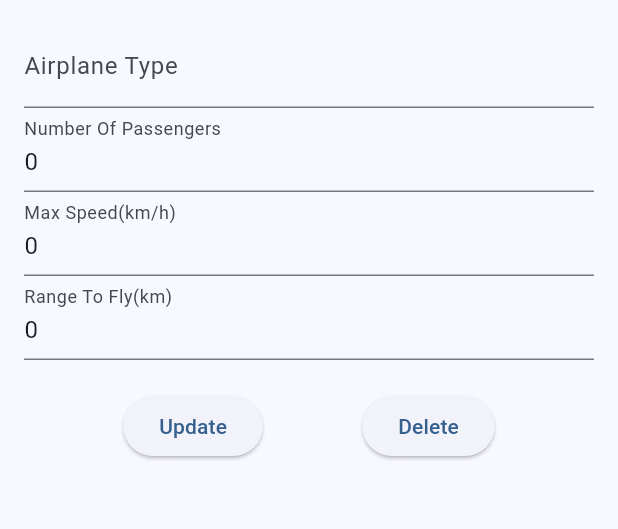
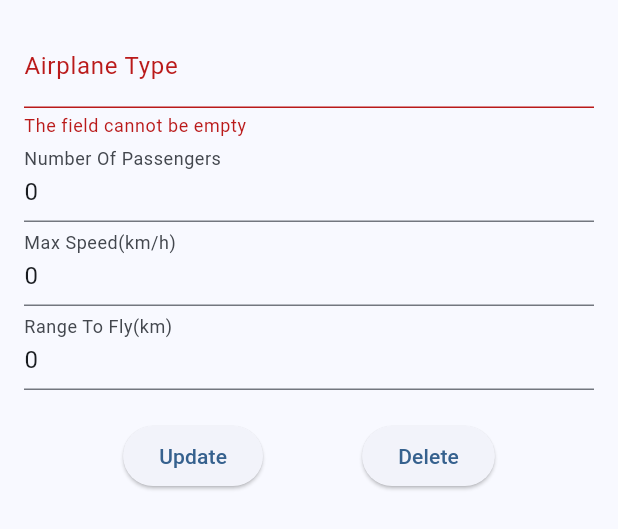
Before and after one commit to RyanRen2023/airline_management, a Flutter app: the AirplaneDetailView widget shown alone on an empty page, opened directly with empty values, after a tap on "Update", on a phone screen of 412 x 824 dp. Shown: the top 529 px of the screen. Run offline on Flutter 3.47's test engine with Material 3 defaults, Android fonts, the phone set to English and light mode, and no system bars; our stand-ins replace floor, sqflite; missing offline and left inert: encrypted_shared_preferences, flag; accounts and stored records are empty; generated files the repository leaves out were written again.

Commit message:
add doc comments and final adjust

```diff
--- a/assets/translations/en.json
+++ b/assets/translations/en.json
@@ -55,6 +55,9 @@
   "DIALOG_CONFIRM_DELETE_AIRPLANE_CONTENT"        : "Are you sure to delete this airplane?",
   "SNACKBAR_UPDATE_AIRPLANE_SUCCESS"              : "Update airplane successfully!",
   "SNACKBAR_DELETE_AIRPLANE_SUCCESS"              : "Delete airplane successfully!",
+  "MESSAGE_NO_AIRPLANE_ON_LIST"                   : "No airplanes available.\nAdd the first airplane please.",
+  "MESSAGE_ERROR_EMPTY"                           : "The field cannot be empty",
+  "MESSAGE_ERROR_NOT_INT"                         : "The field is integer",
   "fp_title"                                      : "Flights List",
   "fp_flightCode"                                 : "Flight Code",
   "fp_departureCity"                              : "Departure City",
--- a/assets/translations/fr.json
+++ b/assets/translations/fr.json
@@ -55,6 +55,9 @@
   "DIALOG_CONFIRM_DELETE_AIRPLANE_CONTENT"       : "Êtes-vous sûr de supprimer cet avion ?",
   "SNACKBAR_UPDATE_AIRPLANE_SUCCESS"             : "Mettez à jour l'avion avec succès !",
   "SNACKBAR_DELETE_AIRPLANE_SUCCESS"             : "Supprimez l'avion avec succès !",
+  "MESSAGE_NO_AIRPLANE_ON_LIST"                   : "Aucun avion disponible.\nAjoutez le premier avion s'il vous plaît.",
+  "MESSAGE_ERROR_EMPTY"                           : "Le champ ne peut pas être vide",
+  "MESSAGE_ERROR_NOT_INT"                         : "Le champ est entier",
   "fp_title"                                      : "Liste des vols",
   "fp_flightCode"                                 : "Code du vol",
   "fp_departureCity"                              : "Ville de départ",
--- a/assets/translations/zh.json
+++ b/assets/translations/zh.json
@@ -55,6 +55,9 @@
   "DIALOG_CONFIRM_DELETE_AIRPLANE_CONTENT"       : "你确定要删除这架飞机吗？",
   "SNACKBAR_UPDATE_AIRPLANE_SUCCESS"             : "更新飞机成功！",
   "SNACKBAR_DELETE_AIRPLANE_SUCCESS"             : "删除飞机成功！",
+  "MESSAGE_NO_AIRPLANE_ON_LIST"                   : "没有可用的飞机\n请添加第一架飞机",
+  "MESSAGE_ERROR_EMPTY"                           : "不能为空",
+  "MESSAGE_ERROR_NOT_INT"                         : "请输入数字类型",
   "fp_title"                                     : "航班列表",
   "fp_flightCode"                                : "航班号",
   "fp_departureCity"                             : "出发城市",
--- a/lib/airplane/AddAirplanePage.dart
+++ b/lib/airplane/AddAirplanePage.dart
@@ -4,6 +4,7 @@ import '../AppLocalizations.dart';
 import '../const/Const.dart';
 import 'Airplane.dart';
 
+///a stateful widget to add a new airplane
 class AddAirplanePage extends StatefulWidget {
   AddAirplanePage({
     super.key,
@@ -17,14 +18,18 @@ class AddAirplanePage extends StatefulWidget {
 
 }
 
+///state for [AddAirplanePageState]
 class _AddAirplanePageState extends State<AddAirplanePage>{
+  ///Controllers for textFields with airplane fields
   final TextEditingController _airplaneTypeController = TextEditingController();
   final TextEditingController _numberOfPassengersController = TextEditingController();
   final TextEditingController _maxSpeedController = TextEditingController();
   final TextEditingController _rangeToFlyController = TextEditingController();
 
+  ///global key [_formKey] validates field value
   final GlobalKey<FormState> _formKey = GlobalKey<FormState>();
 
+  ///creates and submits new airplane
   void submitNewAirplane()async {
     var airplaneType = _airplaneTypeController.text;
     var numberOfPassengers = _numberOfPassengersController.text;
@@ -38,6 +43,7 @@ class _AddAirplanePageState extends State<AddAirplanePage>{
             rangeToFly: int.parse(rangeToFly)));
   }
 
+  ///builds form of adding new airplane
   @override
   Widget build(BuildContext context) {
     return Scaffold(
@@ -60,7 +66,7 @@ class _AddAirplanePageState extends State<AddAirplanePage>{
                   labelText: AppLocalizations.of(context)!.translate(Const.AIRPLANE_TYPE)!),
               validator: (value) {
                 if (value == null || value.isEmpty) {
-                  return 'Airplane Type cannot be empty';
+                  return AppLocalizations.of(context)!.translate(Const.MESSAGE_ERROR_EMPTY)!;
                 }
                 return null;
               },
@@ -72,7 +78,7 @@ class _AddAirplanePageState extends State<AddAirplanePage>{
                   labelText: AppLocalizations.of(context)!.translate(Const.NUMBER_OF_PASSENGERS)!),
                   validator: (value) {
                     if (value!.isEmpty || int.tryParse(value) == null) {
-                      return 'Please enter a valid integer';
+                      return AppLocalizations.of(context)!.translate(Const.MESSAGE_ERROR_NOT_INT)!;
                     }
                     return null;
                   },
@@ -85,7 +91,7 @@ class _AddAirplanePageState extends State<AddAirplanePage>{
                   labelText: AppLocalizations.of(context)!.translate(Const.MAX_SPEED)!),
                   validator: (value) {
                     if (value!.isEmpty || int.tryParse(value) == null) {
-                      return 'Please enter a valid integer';
+                      return AppLocalizations.of(context)!.translate(Const.MESSAGE_ERROR_NOT_INT)!;
                     }
                     return null;
                   },
@@ -97,7 +103,7 @@ class _AddAirplanePageState extends State<AddAirplanePage>{
                   labelText: AppLocalizations.of(context)!.translate(Const.RANGE_TO_FLY)!),
                   validator: (value) {
                     if (value!.isEmpty || int.tryParse(value) == null) {
-                      return 'Please enter a valid integer';
+                      return AppLocalizations.of(context)!.translate(Const.MESSAGE_ERROR_NOT_INT)!;
                     }
                     return null;
                   },
--- a/lib/airplane/AirplaneDetailView.dart
+++ b/lib/airplane/AirplaneDetailView.dart
@@ -4,22 +4,28 @@ import 'package:airline_management/airplane/Airplane.dart';
 import '../AppLocalizations.dart';
 import '../const/Const.dart';
 
+///airplane detail statelessWidget with [airplane],[updateAirplane],[deleteAirplane]
 class AirplaneDetailView extends StatelessWidget {
   Airplane airplane;
   Function(Airplane) updateAirplane;
   Function(Airplane) deleteAirplane;
+  ///global key [_formKey] validates field value
+  final GlobalKey<FormState> _formKey = GlobalKey<FormState>();
 
+  ///detail constructor
   AirplaneDetailView(
       {super.key,
         required this.airplane,
         required this.updateAirplane,
         required this.deleteAirplane});
 
+  ///controller for each airplane field
   final TextEditingController _airplaneTypeController = TextEditingController();
   final TextEditingController _numberOfPassengersController = TextEditingController();
   final TextEditingController _maxSpeedController = TextEditingController();
   final TextEditingController _rangeToFlyController = TextEditingController();
 
+  ///update airplane and store change to database
   void updateAirplanes() {
 
     Airplane oldAirplane = this.airplane;
@@ -28,6 +34,7 @@ class AirplaneDetailView extends StatelessWidget {
     int maxSpeed = int.parse(_maxSpeedController.value.text);
     int rangeToFly = int.parse(_rangeToFlyController.value.text);
 
+    ///updated airplane with old airplane id and new values of other fields
     Airplane newAirplane = Airplane(
         id: oldAirplane.id,
         airplaneType: airplaneType,
@@ -39,6 +46,7 @@ class AirplaneDetailView extends StatelessWidget {
     updateAirplane(newAirplane);
   }
 
+  ///confirm a delete action
   void deleteDialogConfirm(BuildContext context) {
     showDialog(
       context: context,
@@ -66,19 +74,19 @@ class AirplaneDetailView extends StatelessWidget {
     );
   }
 
+  ///delete old airplane from database
   void deleteAirplanes() {
     Airplane old = this.airplane;
     Airplane airplane = Airplane(
-
         id: old.id,
         airplaneType: old.airplaneType,
         numberOfPassengers: old.numberOfPassengers,
         maxSpeed: old.maxSpeed,
         rangeToFly: old.rangeToFly);
-
     deleteAirplane(airplane);
   }
 
+  ///build widget to display selected airplane detail with update and delete functions
   @override
   Widget build(BuildContext context) {
     Airplane selectedAirplane = airplane;
@@ -92,34 +100,68 @@ class AirplaneDetailView extends StatelessWidget {
         child: SingleChildScrollView(
           child:Padding(
             padding: const EdgeInsets.all(16.0),
-              child: Column(
-        children: <Widget>[
-          TextField(
+            child: Form(
+            key: _formKey,
+            child: Column(
+            children: <Widget>[
+          TextFormField(
             controller: _airplaneTypeController,
             decoration: InputDecoration(
+                hintText: 'Boeing 737',
                 labelText: AppLocalizations.of(context)!.translate(Const.AIRPLANE_TYPE)!),
+            validator: (value) {
+              if (value == null || value.isEmpty) {
+                return AppLocalizations.of(context)!.translate(Const.MESSAGE_ERROR_EMPTY)!;
+              }
+              return null;
+            },
           ),
-          TextField(
+          TextFormField(
             controller: _numberOfPassengersController,
             decoration: InputDecoration(
+                hintText: 'usually between 100 and 200',
                 labelText: AppLocalizations.of(context)!.translate(Const.NUMBER_OF_PASSENGERS)!),
+            validator: (value) {
+              if (value!.isEmpty || int.tryParse(value) == null) {
+                return AppLocalizations.of(context)!.translate(Const.MESSAGE_ERROR_NOT_INT)!;
+              }
+              return null;
+            },
           ),
-          TextField(
+
+          TextFormField(
             controller: _maxSpeedController,
             decoration: InputDecoration(
+                hintText: 'usually around 1000',
                 labelText: AppLocalizations.of(context)!.translate(Const.MAX_SPEED)!),
+            validator: (value) {
+              if (value!.isEmpty || int.tryParse(value) == null) {
+                return AppLocalizations.of(context)!.translate(Const.MESSAGE_ERROR_NOT_INT)!;
+              }
+              return null;
+            },
           ),
-          TextField(
+          TextFormField(
             controller: _rangeToFlyController,
             decoration: InputDecoration(
+                hintText: 'usually between 5500 and 6500',
                 labelText: AppLocalizations.of(context)!.translate(Const.RANGE_TO_FLY)!),
+            validator: (value) {
+              if (value!.isEmpty || int.tryParse(value) == null) {
+                return AppLocalizations.of(context)!.translate(Const.MESSAGE_ERROR_NOT_INT)!;
+              }
+              return null;
+            },
           ),
           SizedBox(height: 20),
           Row(
             mainAxisAlignment: MainAxisAlignment.spaceEvenly,
             children: <Widget>[
               ElevatedButton(
-                onPressed: updateAirplanes,
+                onPressed: () async{
+                if (_formKey.currentState!.validate()) {
+                  updateAirplanes();}
+                },
                 child: Text(AppLocalizations.of(context)!.translate(Const.BUTTON_UPDATE)!),
               ),
               ElevatedButton(
@@ -132,6 +174,6 @@ class AirplaneDetailView extends StatelessWidget {
           ),
         ],
       ),
-    )));
+    ))));
   }
 }
--- a/lib/airplane/AirplaneListPage.dart
+++ b/lib/airplane/AirplaneListPage.dart
@@ -1,6 +1,10 @@
 import 'package:flutter/material.dart';
 import 'package:airline_management/airplane/Airplane.dart';
 
+import '../AppLocalizations.dart';
+import '../const/Const.dart';
+
+///Stateless widget for airplane list page
 class AirplaneListPage extends StatelessWidget {
 
   final List<Airplane> airplanes;
@@ -13,11 +17,20 @@ class AirplaneListPage extends StatelessWidget {
     required this.selectedAirplane,
   });
 
+  ///build widget ListView to display saved airplanes
   @override
   Widget build(BuildContext context){
+    final String message = AppLocalizations.of(context)!.translate(Const.MESSAGE_NO_AIRPLANE_ON_LIST)!;
     return Container(
         height: double.infinity, // Ensure the ListView takes the full height
-        child: ListView.builder(
+        child: airplanes.isEmpty
+            ? Center(
+          child: Text(
+            message,
+            style: TextStyle(fontSize: 20, color: Colors.grey),
+          ),
+        )
+            : ListView.builder(
         itemCount: airplanes.length,
         itemBuilder: (context, index) {
         return ListTile(
--- a/lib/airplane/AirplanePage.dart
+++ b/lib/airplane/AirplanePage.dart
@@ -12,23 +12,21 @@ import '../AppLocalizations.dart';
 import '../const/Const.dart';
 import '../database/DatabaseOperator.dart';
 
-
+///airplane main class
 class AirplanePage extends StatefulWidget {
   const AirplanePage({super.key, required this.title});
-
   final String title;
-
 
   @override
   State<StatefulWidget> createState() => _AirplanePageState();
 }
 
+///airplane state page
 class _AirplanePageState extends State<AirplanePage> {
   //int _selectedIndex = 0;
   Airplane? _selectedAirplane;
   late AirplaneDAO? airplaneDAO;
   var airplanes = <Airplane>[];
-
 
   @override
   void initState() {
@@ -50,19 +48,13 @@ class _AirplanePageState extends State<AirplanePage> {
     super.dispose();
   }
 
-  // void _fetchAirplanes() async {
-  //   final database = await $FloorAppDatabase.databaseBuilder('app_database.db').build();
-  //   final airplaneDAO = database.airplaneDAO;
-  //   final fetchedAirplanes = await airplaneDAO.findAllAirplanes();
-  //   setState(() {
-  //     airplanes = fetchedAirplanes;
-  //   });
-  // }
+  ///show snackBar with [message]
   void showSnackBar(String message) {
     var snackBar = SnackBar(content: Text(message));
     ScaffoldMessenger.of(context).showSnackBar(snackBar);
   }
 
+  ///find selected [airplane] and update in database
   void onUpdateAirplane(Airplane airplane) {
     for (int i = 0; i < airplanes.length; i++) {
       if (airplane.id == airplanes[i].id) {
@@ -74,10 +66,12 @@ class _AirplanePageState extends State<AirplanePage> {
       }
     }
     airplaneDAO?.updateAirplane(airplane);
+    ///show message if update successfully
     showSnackBar(AppLocalizations.of(context)!
         .translate(Const.SNACKBAR_UPDATE_AIRPLANE_SUCCESS)!);
   }
 
+  ///find selected [airplane] and delete in database
   void onDeleteAirplane(Airplane airplane) {
     for (int i = 0; i < airplanes.length; i++) {
       if (airplane.id == airplanes[i].id) {
@@ -88,22 +82,24 @@ class _AirplanePageState extends State<AirplanePage> {
         break;
       }
     }
-
     airplaneDAO?.deleteAirplaneById(airplane.id!);
     setState(() {
       _selectedAirplane = null;
     });
+
+    ///show message if delete successfully
     showSnackBar(AppLocalizations.of(context)!
         .translate(Const.SNACKBAR_DELETE_AIRPLANE_SUCCESS)!);
   }
 
-
+  /// set state of selected [airplane]
   void _onAirplaneSelectedWide(Airplane airplane) {
     setState(() {
       _selectedAirplane = airplane;
     });
   }
 
+  ///load detail page when [airplane] is selected on the list page
   void _onAirplaneSelected(Airplane airplane) {
     _selectedAirplane = airplane;
     Navigator.push(
@@ -117,11 +113,13 @@ class _AirplanePageState extends State<AirplanePage> {
       }),
     );
   }
+
+  ///show landscape screen for Ipad or Desktop with list and detail on the same page
     Widget showWideScreen() {
       return Row(
         children: [
           Expanded(
-            flex: 1,
+            flex: 2,
             child: AirplaneListPage(
               airplanes: airplanes,
               onAirplaneSelected: _onAirplaneSelectedWide,
@@ -129,7 +127,7 @@ class _AirplanePageState extends State<AirplanePage> {
             ),
           ),
           Expanded(
-            flex: 2,
+            flex: 3,
             child: _selectedAirplane != null ? AirplaneDetailView(
                 airplane: _selectedAirplane!,
                 updateAirplane: onUpdateAirplane,
@@ -141,7 +139,7 @@ class _AirplanePageState extends State<AirplanePage> {
       );
     }
 
-
+  ///show portrait screen for phone with list and detail on separated pages
   Widget showNormalScreen() {
     return Column(
       children: [
@@ -163,14 +161,7 @@ class _AirplanePageState extends State<AirplanePage> {
     );*/]);
   }
 
-  // void _navigateToAddAirplanePage() async {
-  //   await Navigator.push(
-  //     context,
-  //     MaterialPageRoute(builder: (context) => AddAirplanePage(title: 'Add Airplane')),
-  //   );
-  //
-  //   _fetchAirplanes();
-  // }
+///build responsive layouts for landscape or portrait mode
     Widget responsiveLayout() {
       var size = MediaQuery.of(context).size;
       var heigh = size.height;
@@ -185,6 +176,7 @@ class _AirplanePageState extends State<AirplanePage> {
       }
     }
 
+    ///add new [airplane] async with snackBar showing execute result
   void onAddNewAirplane(Airplane airplane) async {
     int? airplaneId = await airplaneDAO?.insertAirplane(airplane);
     Airplane newAirplane = Airplane(
@@ -209,7 +201,7 @@ class _AirplanePageState extends State<AirplanePage> {
     }
   }
 
-
+///build widget float button for adding new airplane
   Widget showAddAirplaneButton() {
     return Align(
       alignment: Alignment.bottomCenter,
@@ -233,11 +225,9 @@ class _AirplanePageState extends State<AirplanePage> {
   }
 
 
-
+///build widget for main page of airplane
   @override
   Widget build(BuildContext context) {
-    //bool isWideScreen = MediaQuery.of(context).size.width >= 600;
-
     return Scaffold(
       appBar: AppBar(
         backgroundColor: Theme.of(context).colorScheme.inversePrimary,
--- a/lib/const/Const.dart
+++ b/lib/const/Const.dart
@@ -59,4 +59,25 @@ class Const {
   static const String DIALOG_CONFIRM_DELETE_AIRPLANE_CONTENT   = 'DIALOG_CONFIRM_DELETE_AIRPLANE_CONTENT';
   static const String SNACKBAR_UPDATE_AIRPLANE_SUCCESS         = 'SNACKBAR_UPDATE_AIRPLANE_SUCCESS';
   static const String SNACKBAR_DELETE_AIRPLANE_SUCCESS         = 'SNACKBAR_DELETE_AIRPLANE_SUCCESS';
+  static const String MESSAGE_NO_AIRPLANE_ON_LIST              = 'MESSAGE_NO_AIRPLANE_ON_LIST';
+  static const String MESSAGE_ERROR_EMPTY                      = 'MESSAGE_ERROR_EMPTY';
+  static const String MESSAGE_ERROR_NOT_INT                    = 'MESSAGE_ERROR_NOT_INT';
+
+  static const String FP_TITLE                                      = 'fp_title';
+  static const String FP_FLIGHT_CODE                                = 'fp_flightCode';
+  static const String FP_DEPARTURE_CITY                             = 'fp_departureCity';
+  static const String FP_DESTINATION_CITY                           = 'fp_destinationCity';
+  static const String FP_DEPARTURE_TIME                             = 'fp_departureTime';
+  static const String FP_ARRIVAL_TIME                               = 'fp_arrivalTime';
+  static const String FP_ADD_FLIGHT                                 = 'fp_addFlight';
+  static const String FP_UPDATE_FLIGHT                              = 'fp_updateFlight';
+  static const String FP_DELETE_FLIGHT                              = 'fp_deleteFlight';
+  static const String FP_CANCEL                                     = 'fp_cancel';
+  static const String FP_NO_FLIGHT_SELECTED                         = 'fp_noFlightSelected';
+  static const String FP_FLIGHT_ADDED                               = 'fp_flightAdded';
+  static const String FP_FLIGHT_UPDATED                             = 'fp_flightUpdated';
+  static const String FP_FLIGHT_DELETED                             = 'fp_flightDeleted';
+  static const String FP_PLEASE_FILL_ALL_FIELDS                     = 'fp_pleaseFillAllFields';
+  static const String FP_DELETE_FLIGHT_CONFIRMATION                 = 'fp_deleteFlightConfirmation';
+  static const String FP_NO_FLIGHTS_IN_LIST                         = 'fp_noFlightsInList';
 }
```
Also changed, not shown: lib/airplane/AirplaneDetailPage.dart (+7 -0 lines).
